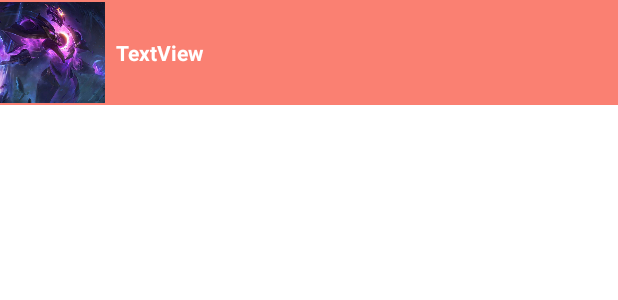
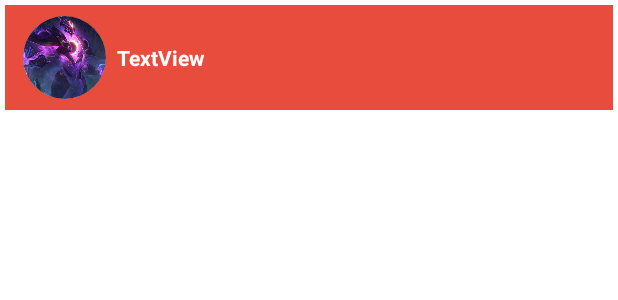
Before and after one commit to Lindis0804/SDCard_List, an Android app: the layout layout_folder_item.xml on its own in the app's theme, with its tools: preview values and no code run, on a phone screen of 412 x 824 dp. Shown: the top 300 px of the screen. Run offline under Robolectric (Android 15) with nearby library versions, the phone set to English and light mode, and no system bars.

Commit message:
first commit

```diff
--- a/app/src/main/java/com/ldh/sdcard_list/FoldertAdapter.java
+++ b/app/src/main/java/com/ldh/sdcard_list/FoldertAdapter.java
@@ -32,6 +32,7 @@ public class FoldertAdapter extends RecyclerView.Adapter<FoldertAdapter.ItemView
     public void onBindViewHolder(@NonNull ItemViewHolder holder, int position) {
              Folder folder = folders.get(position);
              holder.textView.setText(folder.getName());
+             holder.imageView.setClipToOutline(true);
     }
 
     @Override
--- /dev/null
+++ b/app/src/main/res/drawable/custom_avatar.xml
@@ -0,0 +1,6 @@
+<?xml version="1.0" encoding="utf-8"?>
+<shape xmlns:android="http://schemas.android.com/apk/res/android"
+    android:shape="oval">
+    <solid android:color="#ffffff"/>
+
+</shape>
--- a/app/src/main/res/layout/activity_main.xml
+++ b/app/src/main/res/layout/activity_main.xml
@@ -5,15 +5,13 @@
     android:layout_width="match_parent"
     android:layout_height="match_parent"
     tools:context=".MainActivity"
-    android:background="#fa8072">
+    android:background="@color/white">
 
 
     <androidx.recyclerview.widget.RecyclerView
         android:id="@+id/folder_list"
         android:layout_width="match_parent"
         android:layout_height="match_parent"
-        android:layout_marginLeft="6dp"
-        android:layout_marginRight="6dp"
         app:layout_constraintBottom_toBottomOf="parent"
         app:layout_constraintEnd_toEndOf="parent"
         app:layout_constraintStart_toStartOf="parent"
--- a/app/src/main/res/layout/layout_folder_item.xml
+++ b/app/src/main/res/layout/layout_folder_item.xml
@@ -4,12 +4,20 @@
     xmlns:tools="http://schemas.android.com/tools"
     android:layout_width="match_parent"
     android:layout_height="70dp"
-    android:background="#fa8072">
+    android:background="@color/pink"
+    android:layout_marginRight="3dp"
+    android:layout_marginLeft="3dp"
+    android:layout_marginTop="3dp"
+    android:layout_marginBottom="1.5dp">
 
     <ImageView
         android:id="@+id/item_avatar"
-        android:layout_width="70dp"
-        android:layout_height="70dp"
+        android:layout_width="55dp"
+        android:layout_height="55dp"
+        android:layout_marginLeft="12dp"
+        android:background="@drawable/custom_avatar"
+        android:clipToOutline="true"
+        android:scaleType="centerCrop"
         app:layout_constraintBottom_toBottomOf="parent"
         app:layout_constraintStart_toStartOf="parent"
         app:layout_constraintTop_toTopOf="parent"
--- a/app/src/main/res/values/colors.xml
+++ b/app/src/main/res/values/colors.xml
@@ -7,4 +7,5 @@
     <color name="teal_700">#FF018786</color>
     <color name="black">#FF000000</color>
     <color name="white">#FFFFFFFF</color>
+    <color name="pink">#e74c3c</color>
 </resources>
--- a/app/src/main/res/values/themes.xml
+++ b/app/src/main/res/values/themes.xml
@@ -2,8 +2,8 @@
     <!-- Base application theme. -->
     <style name="Theme.SDCard_List" parent="Theme.MaterialComponents.DayNight.DarkActionBar">
         <!-- Primary brand color. -->
-        <item name="colorPrimary">@color/purple_500</item>
-        <item name="colorPrimaryVariant">@color/purple_700</item>
+        <item name="colorPrimary">@color/pink</item>
+        <item name="colorPrimaryVariant">@color/pink</item>
         <item name="colorOnPrimary">@color/white</item>
         <!-- Secondary brand color. -->
         <item name="colorSecondary">@color/teal_200</item>
```
Also changed, not shown: app/src/main/java/com/ldh/sdcard_list/MainActivity.java (+28 -32 lines), app/src/main/res/drawable/cusstom_list_item.xml (added, +9 -0 lines), app/src/main/res/layout/activity_main2.xml (+5 -2 lines).
